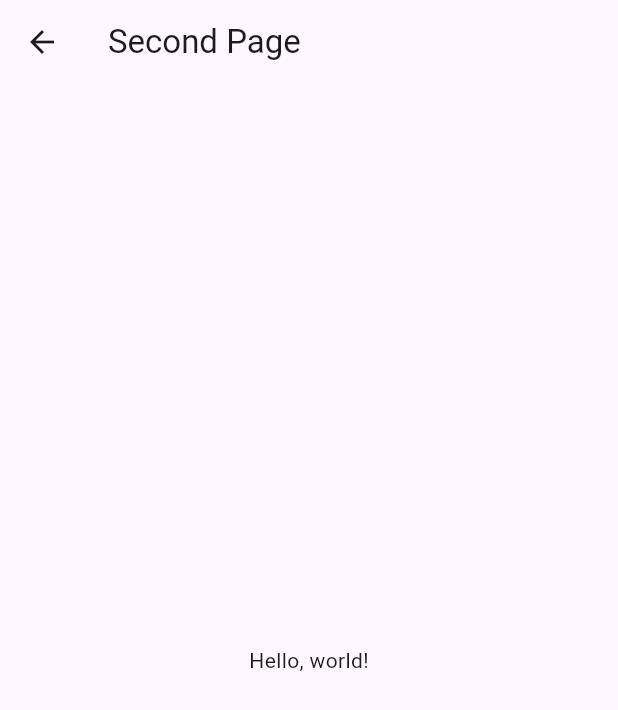
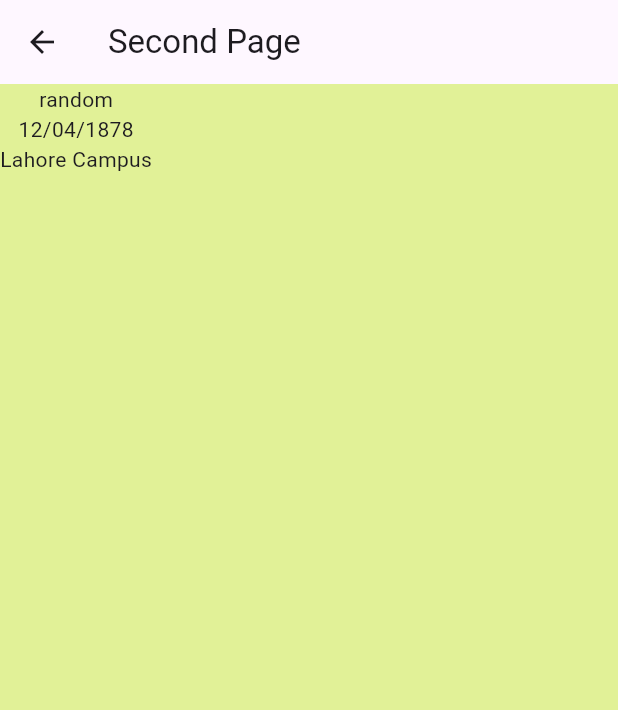
Before and after one commit to ShahzaibShahbaz/Student-Portal-App, a Flutter app: the SecondPage screen opened directly, on a phone screen of 412 x 824 dp. Shown: the top 710 px of the screen. Run offline on Flutter 3.47's test engine with Material 3 defaults, Android fonts, the light colour scheme and no system bars; our stand-ins replace cloud_firestore, firebase_auth, firebase_core, get; missing offline and left inert: dart:html; accounts and stored records are empty.

Commit message:
uhh tried doing the home page, did do some stuff ig
added variables to be able to get data from database, haven't displayed them all tho and designing obv needs to be done too

```diff
--- a/lib/second_page.dart
+++ b/lib/second_page.dart
@@ -1,4 +1,8 @@
 import 'package:flutter/material.dart';
+
+String userName = "random";
+String RollNo = "76L9051";
+String DOB = "12/04/1878";
 
 class SecondPage extends StatelessWidget {
   const SecondPage({super.key});
@@ -9,9 +13,28 @@ class SecondPage extends StatelessWidget {
       appBar: AppBar(
         title: const Text('Second Page'),
       ),
-      body: Center(
-        child: Text('Hello, world!'),
-      ),
+      body: Stack(
+       children: [
+         Container(
+           color: Colors.black,
+           //padding: EdgeInsets.symmetric(vertical: 20,horizontal: 1000),
+         ),
+         Container(
+           child: Row(
+             children: [
+               Column(
+               children: [
+                 Text (userName),
+                 Text (DOB),
+                 Text ('Lahore Campus'),
+               ],
+             ),]
+           ),
+           color: Color(0xFFE1F197),
+         )
+
+       ],
+      )
     );
   }
 }
```
